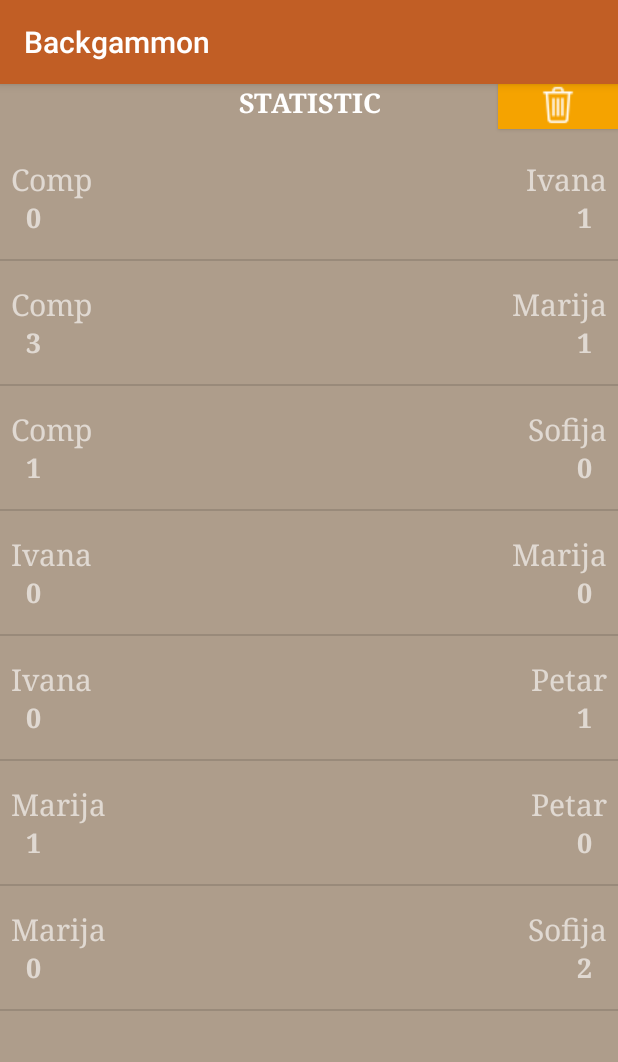
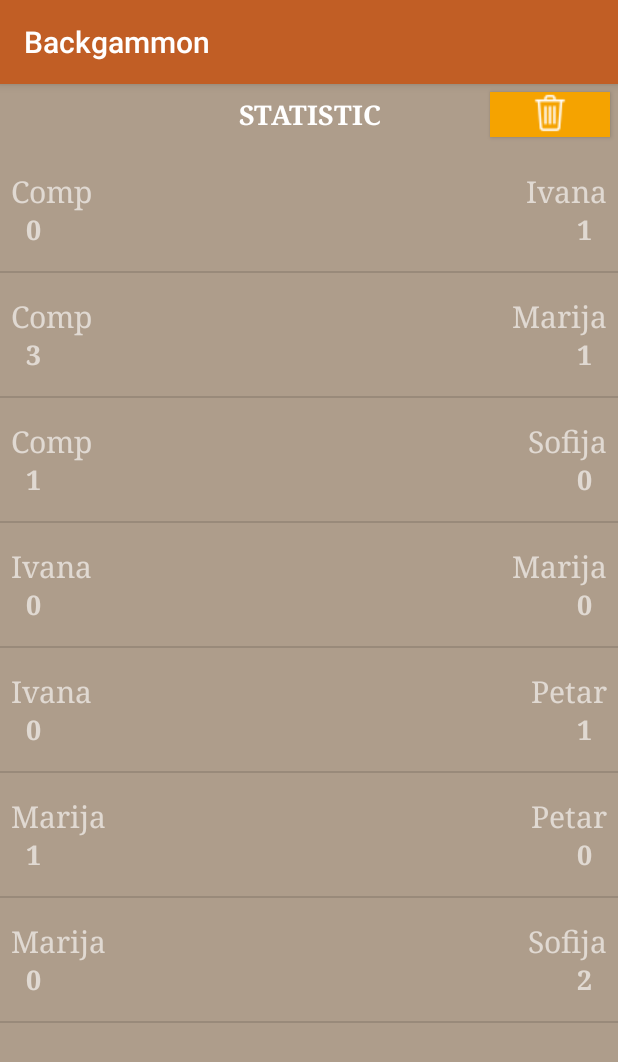
Before and after one commit to mmaricic/AndroidBackgammon, an Android app: the StatisticActivity screen opened directly, with no data from a screen before it, on a phone screen of 412 x 824 dp. Shown: the top 1062 px of the screen. Run offline under Robolectric (Android 15) with nearby library versions, the phone set to English and light mode, and no system bars.

Commit message:
za predaju

```diff
--- a/Backgammon/app/src/main/res/layout-large/activity_statistic.xml
+++ b/Backgammon/app/src/main/res/layout-large/activity_statistic.xml
@@ -5,6 +5,7 @@
     android:background="@color/gameBackground">
 
     <TextView
+        android:layout_marginTop="10dp"
         android:id="@+id/stat"
         android:layout_width="match_parent"
         android:layout_height="wrap_content"
@@ -16,6 +17,8 @@
         android:textAlignment="center"
         android:layout_alignParentTop="true"/>
     <Button
+        android:layout_marginTop="5dp"
+        android:layout_marginRight="5dp"
         android:id="@+id/removeall"
         android:layout_width="100dp"
         android:layout_height="50dp"
--- a/Backgammon/app/src/main/res/layout-large/activity_two_players_statistic.xml
+++ b/Backgammon/app/src/main/res/layout-large/activity_two_players_statistic.xml
@@ -7,6 +7,7 @@
     tools:context="com.example.backgammon.TwoPlayersStatisticActivity">
 
     <TextView
+        android:layout_marginTop="5dp"
         android:id="@+id/gameinfo"
         android:layout_width="match_parent"
         android:layout_height="wrap_content"
@@ -20,6 +21,8 @@
         android:layout_marginBottom="10dp"/>
 
     <Button
+        android:layout_marginTop="5dp"
+        android:layout_marginRight="5dp"
         android:id="@+id/removedata"
         android:layout_width="100dp"
         android:layout_height="50dp"
--- a/Backgammon/app/src/main/res/layout/activity_main.xml
+++ b/Backgammon/app/src/main/res/layout/activity_main.xml
@@ -28,7 +28,7 @@
         android:layout_height="wrap_content"
         android:layout_above="@+id/logo"
         android:layout_centerInParent="true"
-        android:layout_marginBottom="70dp"
+        android:layout_marginBottom="40dp"
         android:background="@color/buttonColor"
         android:fontFamily="serif"
         android:text="@string/continue_game"
@@ -49,7 +49,7 @@
         android:layout_height="wrap_content"
         android:layout_below="@+id/logo"
         android:layout_centerInParent="true"
-        android:layout_marginTop="70dp"
+        android:layout_marginTop="40dp"
         android:background="@color/buttonColor"
         android:fontFamily="serif"
         android:text="@string/statistic"
--- a/Backgammon/app/src/main/res/layout/activity_statistic.xml
+++ b/Backgammon/app/src/main/res/layout/activity_statistic.xml
@@ -5,6 +5,7 @@
     android:background="@color/gameBackground">
 
     <TextView
+        android:layout_marginTop="8dp"
         android:id="@+id/stat"
         android:layout_width="match_parent"
         android:layout_height="wrap_content"
@@ -16,6 +17,8 @@
         android:textAlignment="center"
         android:layout_alignParentTop="true"/>
     <Button
+        android:layout_marginTop="5dp"
+        android:layout_marginRight="5dp"
         android:id="@+id/removeall"
         android:layout_width="80dp"
         android:layout_height="30dp"
--- a/Backgammon/app/src/main/res/layout/activity_two_players_statistic.xml
+++ b/Backgammon/app/src/main/res/layout/activity_two_players_statistic.xml
@@ -7,6 +7,7 @@
     tools:context="com.example.backgammon.TwoPlayersStatisticActivity">
 
     <TextView
+        android:layout_marginTop="5dp"
         android:id="@+id/gameinfo"
         android:layout_width="match_parent"
         android:layout_height="wrap_content"
@@ -19,6 +20,8 @@
         android:layout_marginBottom="10dp"/>
 
     <Button
+        android:layout_marginTop="5dp"
+        android:layout_marginRight="5dp"
         android:id="@+id/removedata"
         android:layout_width="80dp"
         android:layout_height="30dp"
```
Also changed, not shown: Backgammon/app/src/main/java/com/example/backgammon/EndGameDialog.java (deleted, +0 -42 lines).
